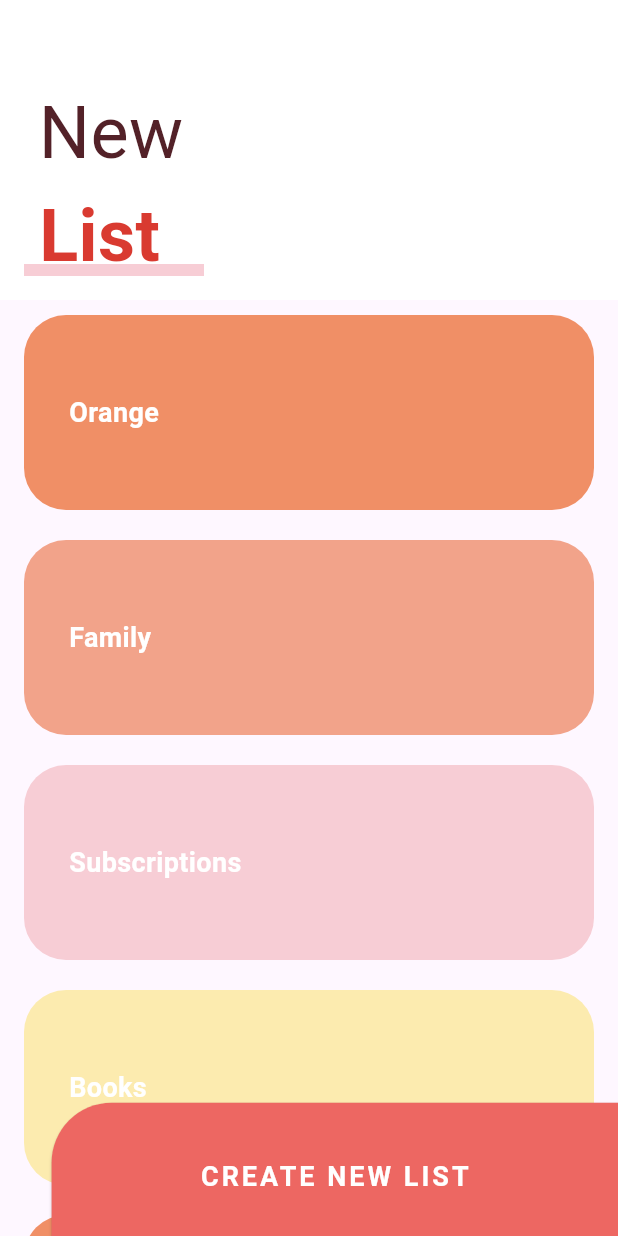
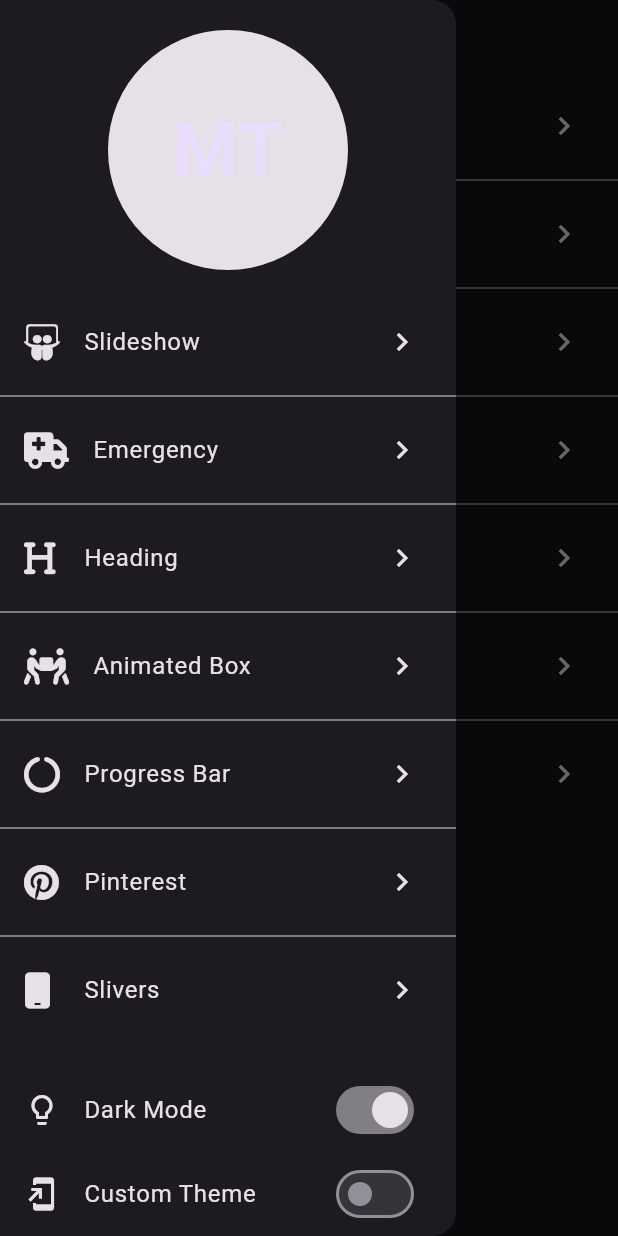
Before and after one commit to masmariuss/app_designs, a Flutter app: the screen it shows after launch, with the side drawer open (before the commit the screen has no drawer), on a phone screen of 412 x 824 dp. Run offline on Flutter 3.47's test engine with Material 3 defaults, Android fonts, the phone set to English and light mode, and no system bars; our stand-ins replace animate_do, flutter_svg, font_awesome_flutter.

Commit message:
last changes app done

```diff
--- a/lib/main.dart
+++ b/lib/main.dart
@@ -1,19 +1,30 @@
 
 import 'package:flutter/material.dart';
+import 'package:provider/provider.dart';
 import '../src/pages/pages.dart';
+import '../src/theme/theme.dart';
 
 
-void main() => runApp(const MyApp());
+void main() => runApp(
+  ChangeNotifierProvider(
+    create: (_) => ThemeChanger(2),
+    child: const MyApp()
+  )
+);
 
 class MyApp extends StatelessWidget {
   const MyApp({super.key});
 
   @override
   Widget build(BuildContext context) {
-    return const MaterialApp(
+
+    final currentTheme = Provider.of<ThemeChanger>(context).currentTheme;
+
+    return MaterialApp(
+      theme: currentTheme,
       debugShowCheckedModeBanner: false,
       title: 'Diseños App',
-      home: SliverListPage()
+      home: const LauncherPage()
       // home: PinterestPage()
     );
   }
--- a/lib/src/pages/animaciones_page.dart
+++ b/lib/src/pages/animaciones_page.dart
@@ -132,6 +132,7 @@
 
   @override
   Widget build(BuildContext context) {
+
     return Container(
       width: 70,
       height: 70,
--- /dev/null
+++ b/lib/src/pages/launcher_page.dart
@@ -0,0 +1,108 @@
+
+import 'package:flutter/material.dart';
+import 'package:provider/provider.dart';
+import 'package:font_awesome_flutter/font_awesome_flutter.dart';
+import '../routes/routes.dart';
+import '../theme/theme.dart';
+
+
+class LauncherPage extends StatelessWidget {
+  const LauncherPage({super.key});
+
+  @override
+  Widget build(BuildContext context) {
+    return Scaffold(
+      appBar: AppBar(
+        title: const Text('Diseños en Flutter'),
+      ),
+      drawer: _MenuPrincipal(),
+      body: _ListaOpciones(),
+    );
+  }
+}
+
+
+
+class _ListaOpciones extends StatelessWidget {
+
+  @override
+  Widget build(BuildContext context) {
+
+    final appTheme = Provider.of<ThemeChanger>(context).currentTheme;
+
+    return ListView.separated(
+      physics: const BouncingScrollPhysics(),
+      separatorBuilder: (context, index) => Divider(
+        color: appTheme.primaryColorLight,
+      ),
+      itemCount: pageRoutes.length,
+      itemBuilder: (context, i) => ListTile(
+        leading: FaIcon(pageRoutes[i].icon, color: appTheme.indicatorColor),
+        title: Text(pageRoutes[i].titulo),
+        trailing: Icon(Icons.chevron_right, color: appTheme.indicatorColor),
+        onTap: () {
+          Navigator.push(context, MaterialPageRoute(
+              builder: (context) => pageRoutes[i].page
+            )
+          );
+        },
+      ),
+    );
+  }
+}
+
+
+class _MenuPrincipal extends StatelessWidget {
+
+  @override
+  Widget build(BuildContext context) {
+
+    final appTheme = Provider.of<ThemeChanger>(context);
+    final indicatorColor = appTheme.currentTheme.indicatorColor;
+
+    return Drawer(
+      child: Column(
+        children: [
+          SafeArea(
+            child: Container(
+              padding: const EdgeInsets.all(20),
+              width: double.infinity,
+              height: 200,
+              child: CircleAvatar(
+                backgroundColor: indicatorColor,
+                child: const Text('MT', style: TextStyle(fontSize: 50),),
+              ),
+            ),
+          ),
+          Expanded(
+            child: _ListaOpciones()
+          ),
+          ListTile(
+            leading: Icon(Icons.lightbulb_outline, color: indicatorColor),
+            title: const Text('Dark Mode'),
+            trailing: Switch.adaptive(
+              value: appTheme.darkTheme,
+              activeColor: indicatorColor,
+              onChanged: (value) => appTheme.darkTheme = value
+            ),
+          ),
+          SafeArea(
+            bottom: true,
+            top: false,
+            left: false,
+            right: false,
+            child: ListTile(
+              leading: Icon(Icons.add_to_home_screen, color: indicatorColor),
+              title: const Text('Custom Theme'),
+              trailing: Switch.adaptive(
+                value: appTheme.customTheme,
+                activeColor: indicatorColor,
+                onChanged: (value) => appTheme.customTheme = value
+              ),
+            ),
+          )
+        ],
+      ),
+    );
+  }
+}
--- a/lib/src/pages/pages.dart
+++ b/lib/src/pages/pages.dart
@@ -1,4 +1,3 @@
-
 
 export 'animaciones_page.dart';
 export 'graficas_circulares_page.dart';
@@ -7,4 +6,6 @@
 export 'pinterest_page.dart';
 export 'package:disenos_app/src/pages/emergency_page.dart';
 export 'sliver_list_page.dart';
+export 'launcher_page.dart';
+
 export '../retos/cuadrado_animado_page.dart';
--- /dev/null
+++ b/lib/src/routes/routes.dart
@@ -0,0 +1,26 @@
+
+import 'package:flutter/material.dart';
+import 'package:font_awesome_flutter/font_awesome_flutter.dart';
+import '../pages/pages.dart';
+
+final pageRoutes = <_Route>[
+
+  _Route(FontAwesomeIcons.slideshare, 'Slideshow', const SlideshowPage()),
+  _Route(FontAwesomeIcons.truckMedical, 'Emergency', const EmergencyPage()),
+  _Route(FontAwesomeIcons.heading, 'Heading', const HeadersPage()),
+  _Route(FontAwesomeIcons.peopleCarryBox, 'Animated Box', const CuadradoAnimadoPage()),
+  _Route(FontAwesomeIcons.circleNotch, 'Progress Bar', const GraficasCicularesPage()),
+  _Route(FontAwesomeIcons.pinterest, 'Pinterest', const PinterestPage()),
+  _Route(FontAwesomeIcons.mobile, 'Slivers', const SliverListPage()),
+
+];
+
+class _Route {
+
+  final IconData icon;
+  final String titulo;
+  final Widget page;
+
+  _Route(this.icon, this.titulo, this.page);
+
+}
--- /dev/null
+++ b/lib/src/theme/theme.dart
@@ -0,0 +1,84 @@
+
+import 'package:flutter/material.dart';
+
+class ThemeChanger with ChangeNotifier {
+
+  bool _darkTheme   = false;
+  bool _customTheme = false;
+  ThemeData _currentTheme = ThemeData.light();
+
+  bool get darkTheme    => _darkTheme;
+  bool get customTheme  => _customTheme;
+  ThemeData get currentTheme => _currentTheme;
+  Color get indicatorColor => currentTheme.indicatorColor;
+
+  ThemeChanger(int theme) {
+    switch (theme) {
+      case 1:
+        _darkTheme = false;
+        _customTheme = false;
+        _currentTheme = ThemeData.light();
+      break;
+
+      case 2:
+        _darkTheme = true;
+        _customTheme = false;
+        _currentTheme = ThemeData.dark();
+      break;
+
+      case 3:
+        _darkTheme = false;
+        _customTheme = true;
+      break;
+
+      default:
+        _darkTheme = false;
+        _customTheme = false;
+        _currentTheme = ThemeData.light();
+
+    }
+  }
+
+  set darkTheme(bool value) {
+
+    _darkTheme    = value;
+    _customTheme  = false;
+
+    if (value) {
+      _currentTheme = ThemeData.dark();
+    } else {
+      _currentTheme = ThemeData.light();
+    }
+
+    notifyListeners();
+  }
+
+  set customTheme(bool value) {
+
+    _darkTheme    = false;
+    _customTheme  = value;
+
+    if (value) {
+      _currentTheme = ThemeData.dark().copyWith(
+          indicatorColor: const Color(0xff48A0EB),
+          primaryColorLight: Colors.white,
+          scaffoldBackgroundColor: const Color(0xff16202B),
+          canvasColor: const Color(0xff16202B),
+          textTheme: const TextTheme(
+            bodyLarge: TextStyle(
+              color: Colors.white
+          // textTheme.bodyLarge?.color:
+            )
+          ),
+          colorScheme: ThemeData.dark().colorScheme.copyWith(
+            secondary: const Color(0xff48A0EB)
+          )
+      );
+    } else {
+      _currentTheme = ThemeData.light();
+    }
+
+    notifyListeners();
+  }
+
+}
```
Also changed, not shown: lib/src/pages/graficas_circulares_page.dart (+10 -4 lines), lib/src/pages/headers_page.dart (+7 -2 lines), lib/src/pages/pinterest_page.dart (+8 -3 lines), lib/src/pages/slideshow_page.dart (+7 -1 lines), lib/src/pages/sliver_list_page.dart (+43 -11 lines), lib/src/widgets/headers.dart (+12 -3 lines), 1 other file.
